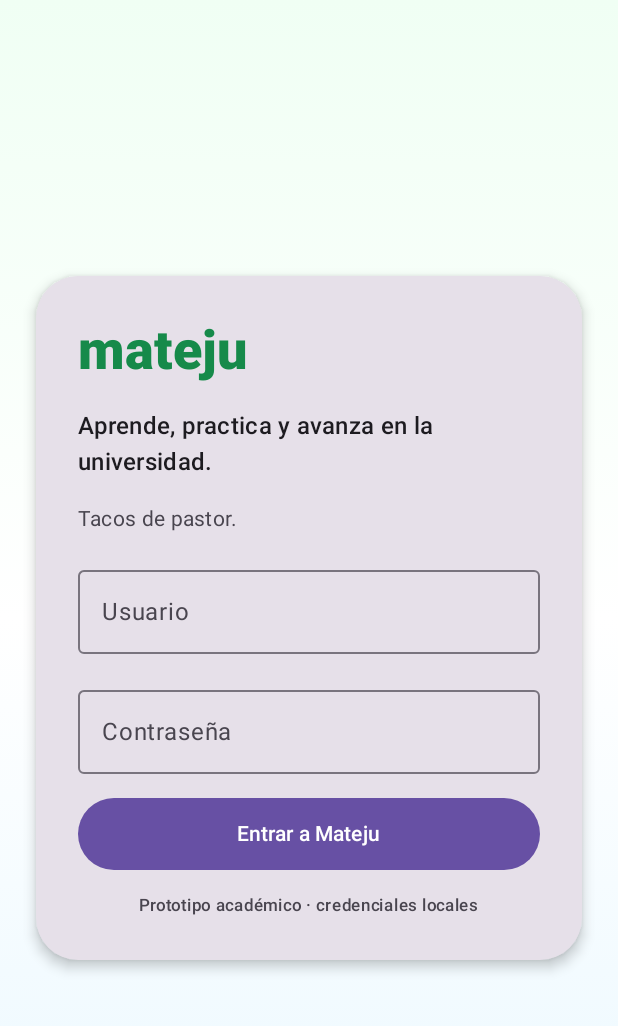
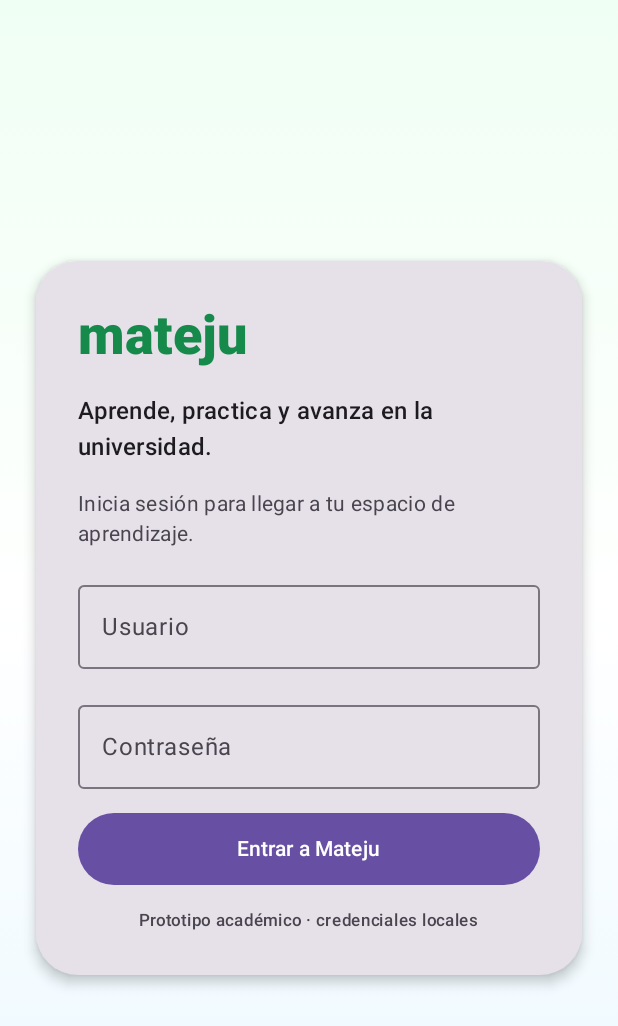
Before and after one commit to Alex75261/mateju-frontend, an Android app built with Jetpack Compose: the screen it shows after launch (MainActivity), on a phone screen of 412 x 824 dp. Shown: the top 1026 px of the screen. Run offline under Robolectric (Android 15) with nearby library versions, the phone set to English and light mode, and no system bars.

Commit message:
Update login prompt text in LoginScreen.kt

```diff
--- a/composeApp/src/commonMain/kotlin/com/mateju/frontend/ui/LoginScreen.kt
+++ b/composeApp/src/commonMain/kotlin/com/mateju/frontend/ui/LoginScreen.kt
@@ -60,7 +60,7 @@ fun LoginScreen(
                     style = MaterialTheme.typography.titleMedium,
                 )
                 Text(
-                    text = "Tacos de pastor.",
+                    text = "Inicia sesión para llegar a tu espacio de aprendizaje.",
                     style = MaterialTheme.typography.bodyMedium,
                     color = MaterialTheme.colorScheme.onSurfaceVariant,
                 )
```
